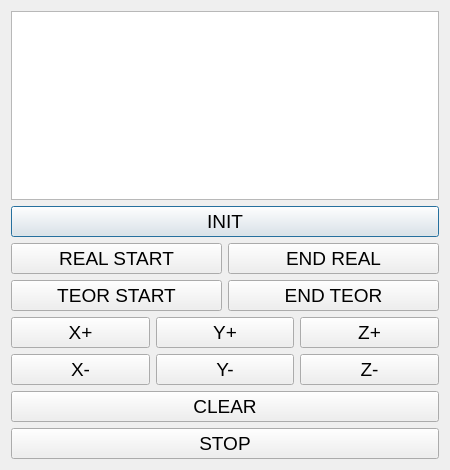
rpopov94/MAGNETICK, file client/ui/main.ui: the form before one commit.
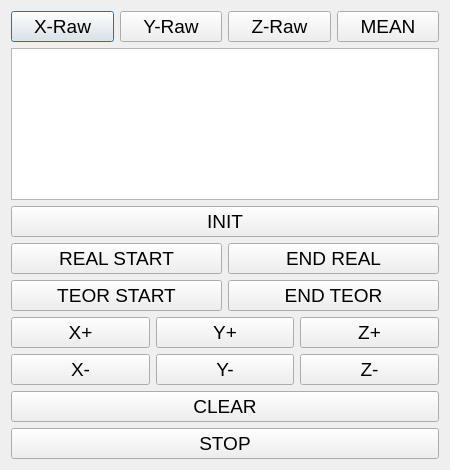
The form after the commit.

Patch:
```diff
--- a/client/ui/main.ui
+++ b/client/ui/main.ui
@@ -32,6 +32,38 @@
    <string>Arduino CNC</string>
   </property>
   <layout class="QVBoxLayout" name="verticalLayout">
+   <item>
+    <layout class="QHBoxLayout" name="horizontalLayout">
+     <item>
+      <widget class="QPushButton" name="x_raw">
+       <property name="text">
+        <string>X-Raw</string>
+       </property>
+      </widget>
+     </item>
+     <item>
+      <widget class="QPushButton" name="y_raw">
+       <property name="text">
+        <string>Y-Raw</string>
+       </property>
+      </widget>
+     </item>
+     <item>
+      <widget class="QPushButton" name="z_raw">
+       <property name="text">
+        <string>Z-Raw</string>
+       </property>
+      </widget>
+     </item>
+     <item>
+      <widget class="QPushButton" name="mean_raw">
+       <property name="text">
+        <string>MEAN</string>
+       </property>
+      </widget>
+     </item>
+    </layout>
+   </item>
    <item>
     <widget class="QTextBrowser" name="textBrowser"/>
    </item>
```
